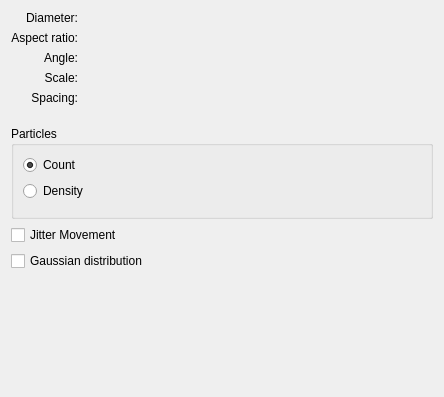
First picture: the form in plugins/paintops/spray/wdgsprayoptions.ui, repository KDE/krita, before the edit.
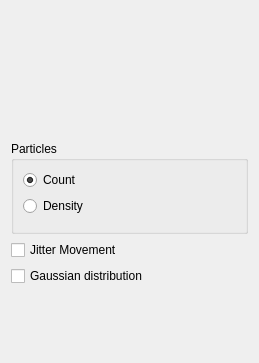
Second picture: the form after the edit. Custom widgets are drawn as their Qt base class.

Commit message: Update spray engine options so they have flexible layouts and condensed

Patch:
```diff
--- a/plugins/paintops/spray/wdgsprayoptions.ui
+++ b/plugins/paintops/spray/wdgsprayoptions.ui
@@ -6,8 +6,8 @@
    <rect>
     <x>0</x>
     <y>0</y>
-    <width>444</width>
-    <height>397</height>
+    <width>259</width>
+    <height>363</height>
    </rect>
   </property>
   <property name="sizePolicy">
@@ -18,143 +18,92 @@
   </property>
   <property name="minimumSize">
    <size>
-    <width>425</width>
-    <height>290</height>
+    <width>50</width>
+    <height>50</height>
    </size>
   </property>
-  <layout class="QGridLayout" name="gridLayout_4">
-   <item row="0" column="0">
-    <layout class="QGridLayout" name="gridLayout_2">
-     <property name="bottomMargin">
-      <number>15</number>
-     </property>
-     <item row="0" column="0">
-      <widget class="QLabel" name="diameterLabel">
+  <layout class="QVBoxLayout" name="verticalLayout">
+   <item>
+    <widget class="KisDoubleSliderSpinBox" name="diameterSpinBox" native="true">
        <property name="sizePolicy">
-        <sizepolicy hsizetype="Preferred" vsizetype="Preferred">
+      <sizepolicy hsizetype="MinimumExpanding" vsizetype="Fixed">
          <horstretch>0</horstretch>
          <verstretch>0</verstretch>
         </sizepolicy>
        </property>
-       <property name="text">
-        <string>Diameter:</string>
-       </property>
-       <property name="alignment">
-        <set>Qt::AlignRight|Qt::AlignTrailing|Qt::AlignVCenter</set>
-       </property>
-      </widget>
-     </item>
-     <item row="0" column="1">
-      <widget class="KisDoubleSliderSpinBox" name="diameterSpinBox">
+     <property name="minimumSize">
+      <size>
+       <width>20</width>
+       <height>20</height>
+      </size>
+     </property>
+    </widget>
+   </item>
+   <item>
+    <widget class="KisDoubleSliderSpinBox" name="aspectSPBox" native="true">
        <property name="sizePolicy">
         <sizepolicy hsizetype="MinimumExpanding" vsizetype="Fixed">
          <horstretch>0</horstretch>
          <verstretch>0</verstretch>
         </sizepolicy>
        </property>
-      </widget>
-     </item>
-     <item row="1" column="0">
-      <widget class="QLabel" name="aspectLabel">
-       <property name="sizePolicy">
-        <sizepolicy hsizetype="Preferred" vsizetype="Preferred">
-         <horstretch>0</horstretch>
-         <verstretch>0</verstretch>
-        </sizepolicy>
-       </property>
-       <property name="text">
-        <string>Aspect ratio:</string>
-       </property>
-       <property name="alignment">
-        <set>Qt::AlignRight|Qt::AlignTrailing|Qt::AlignVCenter</set>
-       </property>
-      </widget>
-     </item>
-     <item row="1" column="1">
-      <widget class="KisDoubleSliderSpinBox" name="aspectSPBox">
+     <property name="minimumSize">
+      <size>
+       <width>20</width>
+       <height>20</height>
+      </size>
+     </property>
+    </widget>
+   </item>
+   <item>
+    <widget class="KisDoubleSliderSpinBox" name="rotationSPBox" native="true">
        <property name="sizePolicy">
         <sizepolicy hsizetype="MinimumExpanding" vsizetype="Fixed">
          <horstretch>0</horstretch>
          <verstretch>0</verstretch>
         </sizepolicy>
        </property>
-      </widget>
-     </item>
-     <item row="2" column="0">
-      <widget class="QLabel" name="rotationLbl">
-       <property name="sizePolicy">
-        <sizepolicy hsizetype="Preferred" vsizetype="Preferred">
-         <horstretch>0</horstretch>
-         <verstretch>0</verstretch>
-        </sizepolicy>
-       </property>
-       <property name="text">
-        <string>Angle:</string>
-       </property>
-       <property name="alignment">
-        <set>Qt::AlignRight|Qt::AlignTrailing|Qt::AlignVCenter</set>
-       </property>
-      </widget>
-     </item>
-     <item row="2" column="1">
-      <widget class="KisDoubleSliderSpinBox" name="rotationSPBox">
+     <property name="minimumSize">
+      <size>
+       <width>20</width>
+       <height>20</height>
+      </size>
+     </property>
+    </widget>
+   </item>
+   <item>
+    <widget class="KisDoubleSliderSpinBox" name="scaleSpin" native="true">
        <property name="sizePolicy">
         <sizepolicy hsizetype="MinimumExpanding" vsizetype="Fixed">
          <horstretch>0</horstretch>
          <verstretch>0</verstretch>
         </sizepolicy>
        </property>
-      </widget>
-     </item>
-     <item row="3" column="0">
-      <widget class="QLabel" name="scaleLbl">
-       <property name="sizePolicy">
-        <sizepolicy hsizetype="Preferred" vsizetype="Preferred">
-         <horstretch>0</horstretch>
-         <verstretch>0</verstretch>
-        </sizepolicy>
-       </property>
-       <property name="text">
-        <string>Scale:</string>
-       </property>
-       <property name="alignment">
-        <set>Qt::AlignRight|Qt::AlignTrailing|Qt::AlignVCenter</set>
-       </property>
-      </widget>
-     </item>
-     <item row="3" column="1">
-      <widget class="KisDoubleSliderSpinBox" name="scaleSpin">
+     <property name="minimumSize">
+      <size>
+       <width>20</width>
+       <height>20</height>
+      </size>
+     </property>
+    </widget>
+   </item>
+   <item>
+    <widget class="KisDoubleSliderSpinBox" name="spacingSpin" native="true">
        <property name="sizePolicy">
         <sizepolicy hsizetype="MinimumExpanding" vsizetype="Fixed">
          <horstretch>0</horstretch>
          <verstretch>0</verstretch>
         </sizepolicy>
        </property>
-      </widget>
-     </item>
-     <item row="4" column="0">
-      <widget class="QLabel" name="spacingLabel">
-       <property name="text">
-        <string>Spacing:</string>
-       </property>
-       <property name="alignment">
-        <set>Qt::AlignRight|Qt::AlignTrailing|Qt::AlignVCenter</set>
-       </property>
-      </widget>
-     </item>
-     <item row="4" column="1">
-      <widget class="KisDoubleSliderSpinBox" name="spacingSpin">
-       <property name="sizePolicy">
-        <sizepolicy hsizetype="MinimumExpanding" vsizetype="Fixed">
-         <horstretch>0</horstretch>
-         <verstretch>0</verstretch>
-        </sizepolicy>
-       </property>
-      </widget>
-     </item>
-    </layout>
-   </item>
-   <item row="1" column="0">
+     <property name="minimumSize">
+      <size>
+       <width>20</width>
+       <height>20</height>
+      </size>
+     </property>
+    </widget>
+   </item>
+   <item>
     <widget class="QGroupBox" name="groupBox">
      <property name="sizePolicy">
       <sizepolicy hsizetype="Preferred" vsizetype="Fixed">
@@ -210,12 +159,18 @@
         <property name="enabled">
          <bool>true</bool>
         </property>
+        <property name="minimumSize">
+         <size>
+          <width>20</width>
+          <height>20</height>
+         </size>
+        </property>
        </widget>
       </item>
      </layout>
     </widget>
    </item>
-   <item row="2" column="0">
+   <item>
     <layout class="QGridLayout" name="gridLayout_3" rowstretch="0,0" columnstretch="0,1">
      <item row="0" column="0">
       <widget class="QCheckBox" name="jitterMoveBox">
@@ -241,6 +196,12 @@
          <verstretch>0</verstretch>
         </sizepolicy>
        </property>
+       <property name="minimumSize">
+        <size>
+         <width>20</width>
+         <height>20</height>
+        </size>
+       </property>
       </widget>
      </item>
      <item row="1" column="0" colspan="2">
@@ -252,15 +213,15 @@
      </item>
     </layout>
    </item>
-   <item row="3" column="0">
+   <item>
     <spacer name="verticalSpacer">
      <property name="orientation">
       <enum>Qt::Vertical</enum>
      </property>
      <property name="sizeHint" stdset="0">
       <size>
-       <width>20</width>
-       <height>40</height>
+       <width>5</width>
+       <height>5</height>
       </size>
      </property>
     </spacer>
```
Left out of the diff: 12 changed lines with no effect on the pictures. Lines whose indentation alone changed are shown as unchanged. The commit also changes 6 other files.
